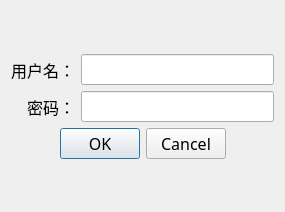
The window that logindialog.ui (luoboQAQ/ChargeManager) describes before a commit, drawn with Qt 5.
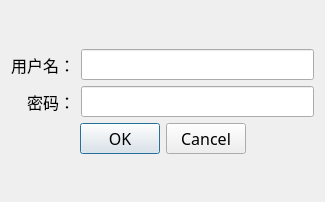
The same window after the commit.

Diff of the .ui file:
```diff
--- a/logindialog.ui
+++ b/logindialog.ui
@@ -6,8 +6,8 @@
    <rect>
     <x>0</x>
     <y>0</y>
-    <width>285</width>
-    <height>212</height>
+    <width>325</width>
+    <height>202</height>
    </rect>
   </property>
   <property name="font">
@@ -59,7 +59,11 @@
       </widget>
      </item>
      <item row="1" column="1">
-      <widget class="QLineEdit" name="passwordEdit"/>
+      <widget class="QLineEdit" name="passwordEdit">
+       <property name="echoMode">
+        <enum>QLineEdit::Password</enum>
+       </property>
+      </widget>
      </item>
     </layout>
    </item>
```
